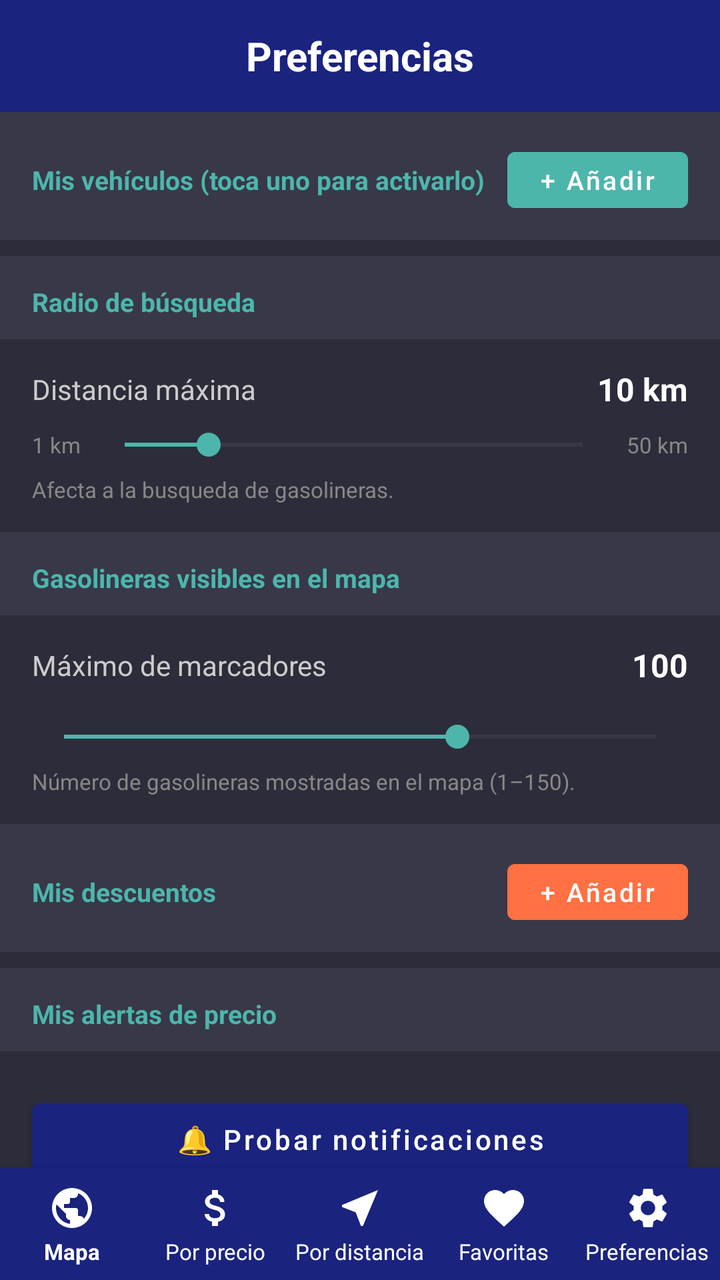
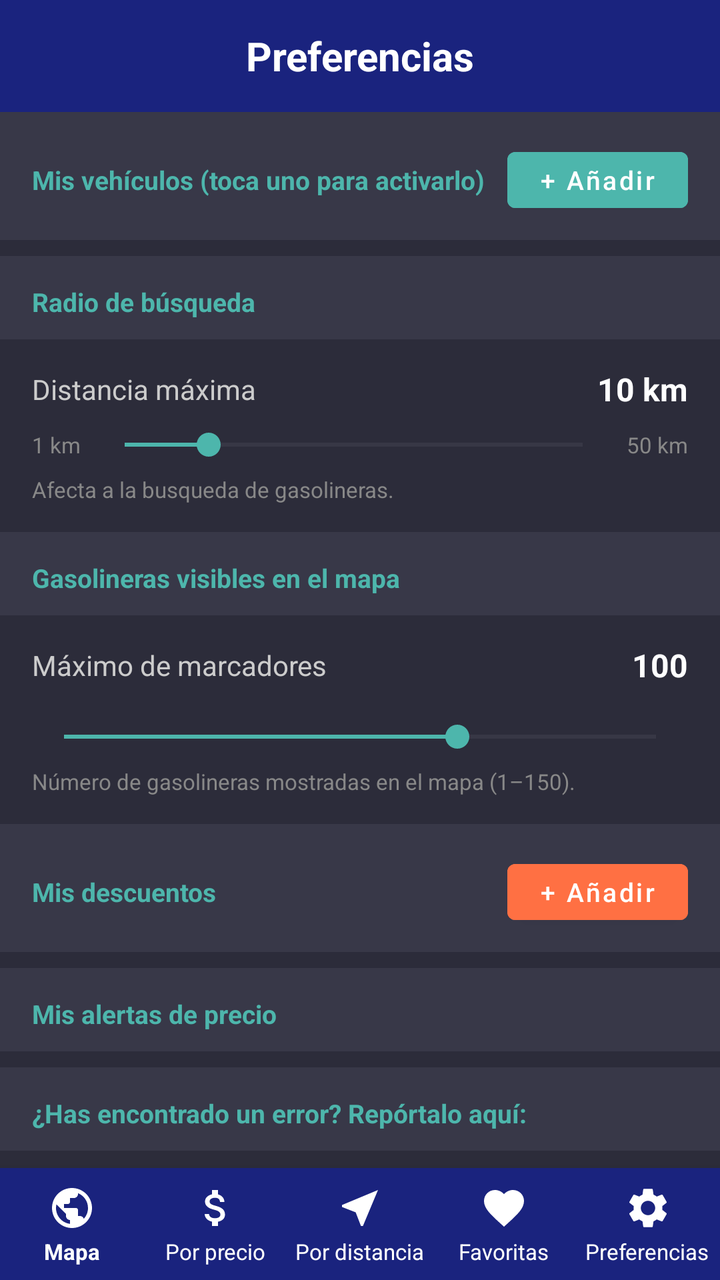

Compare the two renders of this Android layout. The source of the first and the diff that turns it into the second are given below.
<!-- AndroidManifest.xml: application theme Theme.AhorraGas -->
<!-- res/layout/activity_preferences.xml -->
<?xml version="1.0" encoding="utf-8"?>
<androidx.coordinatorlayout.widget.CoordinatorLayout
    xmlns:android="http://schemas.android.com/apk/res/android"
    xmlns:app="http://schemas.android.com/apk/res-auto"
    android:layout_width="match_parent"
    android:layout_height="match_parent"
    android:background="#2C2C3A">

    <LinearLayout
        android:layout_width="match_parent"
        android:layout_height="match_parent"
        android:orientation="vertical">

        
        <LinearLayout
            android:id="@+id/topBar"
            android:layout_width="match_parent"
            android:layout_height="56dp"
            android:background="#1A237E"
            android:gravity="center"
            android:paddingHorizontal="16dp">

            <TextView
                android:layout_width="match_parent"
                android:layout_height="wrap_content"
                android:text="@string/title_preferences"
                android:textColor="#FFFFFF"
                android:textSize="20sp"
                android:textStyle="bold"
                android:gravity="center" />
        </LinearLayout>

        <androidx.core.widget.NestedScrollView
            android:layout_width="match_parent"
            android:layout_height="0dp"
            android:layout_weight="1">

            <LinearLayout
                android:layout_width="match_parent"
                android:layout_height="wrap_content"
                android:orientation="vertical"
                android:paddingBottom="88dp">

                
                
                
                <LinearLayout
                    android:layout_width="match_parent"
                    android:layout_height="wrap_content"
                    android:orientation="horizontal"
                    android:gravity="center_vertical"
                    android:background="#383848"
                    android:paddingHorizontal="16dp"
                    android:paddingTop="14dp"
                    android:paddingBottom="10dp">

                    <TextView
                        android:layout_width="0dp"
                        android:layout_height="wrap_content"
                        android:layout_weight="1"
                        android:text="@string/label_my_vehicles_hint"
                        android:textColor="#4DB6AC"
                        android:textSize="13sp"
                        android:textStyle="bold" />

                    <Button
                        android:id="@+id/btnAddVehicle"
                        android:layout_width="wrap_content"
                        android:layout_height="40dp"
                        android:text="@string/btn_add_vehicle"
                        android:textAllCaps="false"
                        android:textSize="13sp"
                        android:gravity="center"
                        android:backgroundTint="#4DB6AC"
                        android:textColor="#FFFFFF"
                        android:paddingHorizontal="16dp" />
                </LinearLayout>

                <LinearLayout
                    android:id="@+id/vehicleListContainer"
                    android:layout_width="match_parent"
                    android:layout_height="wrap_content"
                    android:orientation="vertical"
                    android:paddingHorizontal="12dp"
                    android:paddingTop="8dp" />

                
                
                
                <TextView
                    android:layout_width="match_parent"
                    android:layout_height="wrap_content"
                    android:text="@string/label_search_radius"
                    android:textColor="#4DB6AC"
                    android:textSize="13sp"
                    android:textStyle="bold"
                    android:paddingHorizontal="16dp"
                    android:paddingTop="14dp"
                    android:paddingBottom="10dp"
                    android:background="#383848" />

                <LinearLayout
                    android:layout_width="match_parent"
                    android:layout_height="wrap_content"
                    android:orientation="vertical"
                    android:background="#2C2C3A"
                    android:paddingHorizontal="16dp"
                    android:paddingTop="14dp"
                    android:paddingBottom="14dp">

                    <LinearLayout
                        android:layout_width="match_parent"
                        android:layout_height="wrap_content"
                        android:orientation="horizontal"
                        android:gravity="center_vertical"
                        android:layout_marginBottom="8dp">

                        <TextView
                            android:layout_width="0dp"
                            android:layout_height="wrap_content"
                            android:layout_weight="1"
                            android:text="@string/label_max_distance"
                            android:textColor="#CCCCCC"
                            android:textSize="14sp" />

                        <TextView
                            android:id="@+id/tvRadiusValue"
                            android:layout_width="wrap_content"
                            android:layout_height="wrap_content"
                            android:text="10 km"
                            android:textColor="#FFFFFF"
                            android:textSize="16sp"
                            android:textStyle="bold" />
                    </LinearLayout>

                    <LinearLayout
                        android:layout_width="match_parent"
                        android:layout_height="wrap_content"
                        android:orientation="horizontal"
                        android:gravity="center_vertical">

                        <TextView
                            android:layout_width="wrap_content"
                            android:layout_height="wrap_content"
                            android:text="1 km"
                            android:textColor="#888888"
                            android:textSize="11sp"
                            android:layout_marginEnd="6dp" />

                        <SeekBar
                            android:id="@+id/seekBarRadius"
                            android:layout_width="0dp"
                            android:layout_height="wrap_content"
                            android:layout_weight="1"
                            android:max="49"
                            android:progress="9"
                            android:thumbTint="#4DB6AC"
                            android:progressTint="#4DB6AC"
                            android:progressBackgroundTint="#555566" />

                        <TextView
                            android:layout_width="wrap_content"
                            android:layout_height="wrap_content"
                            android:text="50 km"
                            android:textColor="#888888"
                            android:textSize="11sp"
                            android:layout_marginStart="6dp" />
                    </LinearLayout>

                    <TextView
                        android:layout_width="match_parent"
                        android:layout_height="wrap_content"
                        android:layout_marginTop="6dp"
                        android:text="@string/label_affects_station_search"
                        android:textColor="#888888"
                        android:textSize="11sp" />
                </LinearLayout>

                
                
                
                <TextView
                    android:layout_width="match_parent"
                    android:layout_height="wrap_content"
                    android:text="@string/label_visible_stations_on_map"
                    android:textColor="#4DB6AC"
                    android:textSize="13sp"
                    android:textStyle="bold"
                    android:paddingHorizontal="16dp"
                    android:paddingTop="14dp"
                    android:paddingBottom="10dp"
                    android:background="#383848" />

                <LinearLayout
                    android:layout_width="match_parent"
                    android:layout_height="wrap_content"
                    android:orientation="vertical"
                    android:background="#2C2C3A"
                    android:paddingHorizontal="16dp"
                    android:paddingTop="14dp"
                    android:paddingBottom="14dp">

                    <LinearLayout
                        android:layout_width="match_parent"
                        android:layout_height="wrap_content"
                        android:orientation="horizontal"
                        android:gravity="center_vertical"
                        android:layout_marginBottom="8dp">

                        <TextView
                            android:layout_width="0dp"
                            android:layout_height="wrap_content"
                            android:layout_weight="1"
                            android:text="@string/label_max_markers"
                            android:textColor="#CCCCCC"
                            android:textSize="14sp" />

                        <TextView
                            android:id="@+id/tvMarkersValue"
                            android:layout_width="wrap_content"
                            android:layout_height="wrap_content"
                            android:text="100"
                            android:textColor="#FFFFFF"
                            android:textSize="16sp"
                            android:textStyle="bold" />
                    </LinearLayout>

                    <SeekBar
                        android:id="@+id/seekBarMarkers"
                        android:layout_width="match_parent"
                        android:layout_height="wrap_content"
                        android:layout_marginTop="8dp"
                        android:max="149"
                        android:progress="99"
                        android:thumbTint="#4DB6AC"
                        android:progressTint="#4DB6AC"
                        android:progressBackgroundTint="#555566" />

                    <TextView
                        android:layout_width="match_parent"
                        android:layout_height="wrap_content"
                        android:layout_marginTop="6dp"
                        android:text="@string/label_markers_range_hint"
                        android:textColor="#888888"
                        android:textSize="11sp" />
                </LinearLayout>

                
                
                
                <LinearLayout
                    android:layout_width="match_parent"
                    android:layout_height="wrap_content"
                    android:orientation="horizontal"
                    android:gravity="center_vertical"
                    android:background="#383848"
                    android:paddingHorizontal="16dp"
                    android:paddingTop="14dp"
                    android:paddingBottom="10dp">

                    <TextView
                        android:layout_width="0dp"
                        android:layout_height="wrap_content"
                        android:layout_weight="1"
                        android:text="@string/label_my_discounts"
                        android:textColor="#4DB6AC"
                        android:textSize="13sp"
                        android:textStyle="bold" />

                    <Button
                        android:id="@+id/btnAddDiscount"
                        android:layout_width="wrap_content"
                        android:layout_height="40dp"
                        android:text="@string/btn_add"
                        android:textAllCaps="false"
                        android:textSize="13sp"
                        android:gravity="center"
                        android:backgroundTint="#FF7043"
                        android:textColor="#FFFFFF"
                        android:paddingHorizontal="16dp" />
                </LinearLayout>

                <LinearLayout
                    android:id="@+id/discountListContainer"
                    android:layout_width="match_parent"
                    android:layout_height="wrap_content"
                    android:orientation="vertical"
                    android:paddingHorizontal="12dp"
                    android:paddingTop="8dp" />

                
                
                
                <TextView
                    android:layout_width="match_parent"
                    android:layout_height="wrap_content"
                    android:text="@string/label_my_price_alerts"
                    android:textColor="#4DB6AC"
                    android:textSize="13sp"
                    android:textStyle="bold"
                    android:paddingHorizontal="16dp"
                    android:paddingTop="14dp"
                    android:paddingBottom="10dp"
                    android:background="#383848" />

                <LinearLayout
                    android:id="@+id/alertListContainer"
                    android:layout_width="match_parent"
                    android:layout_height="wrap_content"
                    android:orientation="vertical"
                    android:paddingHorizontal="12dp"
                    android:paddingTop="8dp" />

                <Button
                    android:id="@+id/btnTestAlerts"
                    android:layout_width="match_parent"
                    android:layout_height="48dp"
                    android:layout_marginHorizontal="16dp"
                    android:layout_marginTop="12dp"
                    android:layout_marginBottom="4dp"
                    android:text="@string/btn_test_notifications"
                    android:textAllCaps="false"
                    android:textSize="14sp"
                    android:backgroundTint="#1A237E"
                    android:textColor="#FFFFFF" />

                
                
                
                <TextView
                    android:layout_width="match_parent"
                    android:layout_height="wrap_content"
                    android:text="@string/pref_contact_title"
                    android:textColor="#4DB6AC"
                    android:textSize="13sp"
                    android:textStyle="bold"
                    android:paddingHorizontal="16dp"
                    android:paddingTop="14dp"
                    android:paddingBottom="10dp"
                    android:background="#383848" />

                <TextView
                    android:id="@+id/tvContactEmail"
                    android:layout_width="match_parent"
                    android:layout_height="wrap_content"
                    android:text="@string/pref_contact_email"
                    android:textColor="#CCCCCC"
                    android:textSize="14sp"
                    android:paddingHorizontal="16dp"
                    android:paddingTop="12dp"
                    android:paddingBottom="12dp"
                    android:background="#2C2C3A"
                    android:clickable="true"
                    android:focusable="true"
                    android:drawablePadding="8dp" />

            </LinearLayout>
        </androidx.core.widget.NestedScrollView>

        <com.google.android.material.bottomnavigation.BottomNavigationView
            android:id="@+id/bottomNavPrefs"
            android:layout_width="match_parent"
            android:layout_height="wrap_content"
            android:background="#1A237E"
            app:menu="@menu/bottom_nav_menu"
            app:itemIconTint="@color/white"
            app:itemTextColor="@color/white"
            app:labelVisibilityMode="labeled"
            app:itemTextAppearanceActive="@style/BottomNavTextStyle"
            app:itemTextAppearanceInactive="@style/BottomNavTextStyle" />
    </LinearLayout>

</androidx.coordinatorlayout.widget.CoordinatorLayout>
<!-- resources referenced by this layout -->
<resources>
  <color name="white">#FFFFFF</color>
  <string name="btn_add">+ Añadir</string>
  <string name="btn_add_vehicle">+ Añadir</string>
  <string name="btn_test_notifications">🔔 Probar notificaciones</string>
  <string name="label_affects_station_search">Afecta a la busqueda de gasolineras.</string>
  <string name="label_markers_range_hint">Número de gasolineras mostradas en el mapa (1–150).</string>
  <string name="label_max_distance">Distancia máxima</string>
  <string name="label_max_markers">Máximo de marcadores</string>
  <string name="label_my_discounts">Mis descuentos</string>
  <string name="label_my_price_alerts">Mis alertas de precio</string>
  <string name="label_my_vehicles_hint">Mis vehículos (toca uno para activarlo)</string>
  <string name="label_search_radius">Radio de búsqueda</string>
  <string name="label_visible_stations_on_map">Gasolineras visibles en el mapa</string>
  <string name="pref_contact_email">ahorragas.soporte@gmail.com</string>
  <string name="pref_contact_title">¿Has encontrado un error? Repórtalo aquí:</string>
  <string name="title_preferences">Preferencias</string>
  <style name="BottomNavTextStyle">
          <item name="android:textSize">11sp</item>
      </style>
  <style name="Theme.AhorraGas" parent="Theme.MaterialComponents.DayNight.NoActionBar">
          <item name="colorPrimary">@color/primary</item>
          <item name="colorPrimaryVariant">@color/primary_dark</item>
          <item name="colorOnPrimary">@color/white</item>
          <item name="colorSecondary">@color/secondary</item>
          <item name="colorOnSecondary">@color/white</item>
          <item name="android:statusBarColor">@color/primary_dark</item>
      </style>
  <color name="primary">#1565C0</color>
  <color name="primary_dark">#0D47A1</color>
  <color name="secondary">#FF9800</color>
</resources>

<!-- the commit's change to res/layout/activity_preferences.xml (unified diff, before → after) -->
@@ -311,19 +311,6 @@
                     android:paddingHorizontal="12dp"
                     android:paddingTop="8dp" />
 
-                <Button
-                    android:id="@+id/btnTestAlerts"
-                    android:layout_width="match_parent"
-                    android:layout_height="48dp"
-                    android:layout_marginHorizontal="16dp"
-                    android:layout_marginTop="12dp"
-                    android:layout_marginBottom="4dp"
-                    android:text="@string/btn_test_notifications"
-                    android:textAllCaps="false"
-                    android:textSize="14sp"
-                    android:backgroundTint="#1A237E"
-                    android:textColor="#FFFFFF" />
-
                 
                 
                 
<!-- resource entries referenced after the edit -->
@@ -3,7 +3,6 @@
   <color name="white">#FFFFFF</color>
   <string name="btn_add">+ Añadir</string>
   <string name="btn_add_vehicle">+ Añadir</string>
-  <string name="btn_test_notifications">🔔 Probar notificaciones</string>
   <string name="label_affects_station_search">Afecta a la busqueda de gasolineras.</string>
   <string name="label_markers_range_hint">Número de gasolineras mostradas en el mapa (1–150).</string>
   <string name="label_max_distance">Distancia máxima</string>
